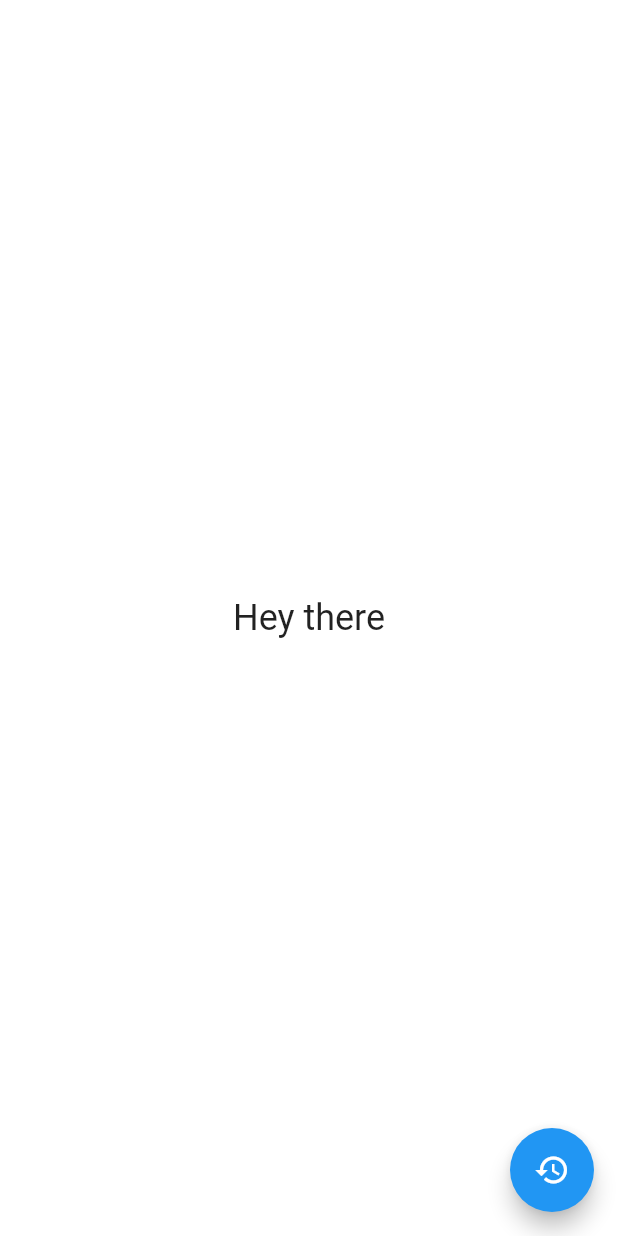
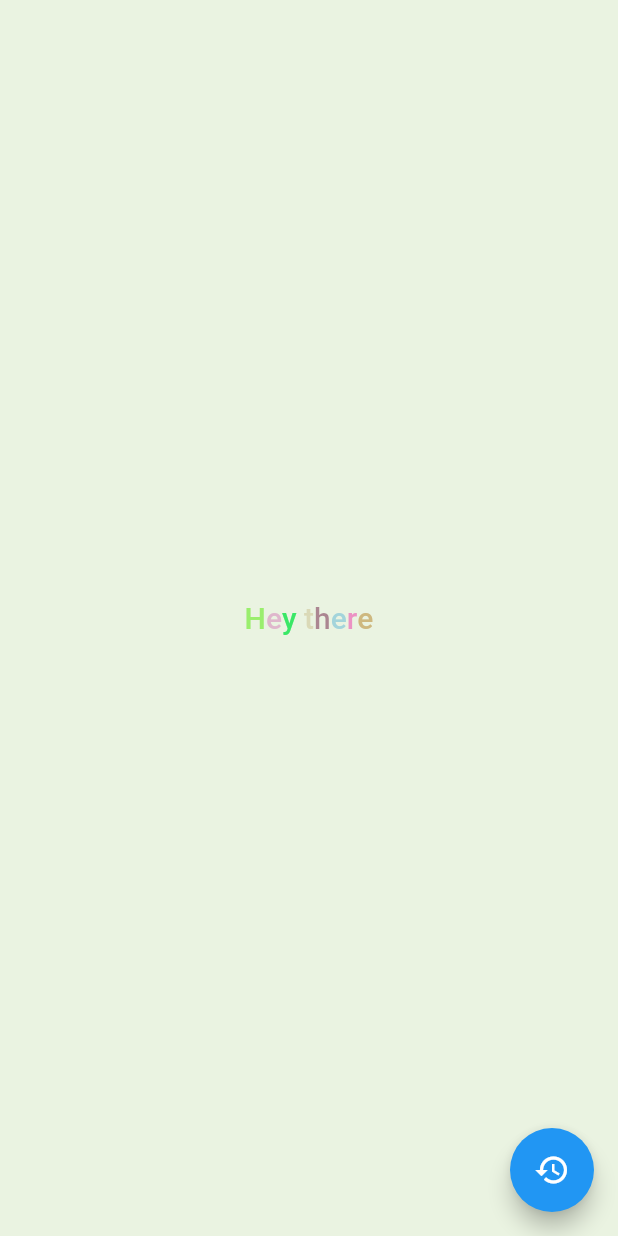
Before and after one commit to Mmaksymmt/hey-there-app, a Flutter app: the screen it shows after launch, on a phone screen of 412 x 824 dp. Run offline on Flutter 3.47's test engine with Material 2 defaults, Android fonts, the phone set to English and light mode, and no system bars; our stand-ins replace flutter_bloc.

Commit message:
Random colors for letters

```diff
--- a/lib/bloc/colors/ColorsState.dart
+++ /dev/null
@@ -1,8 +0,0 @@
-import 'package:flutter/material.dart';
-
-class ColorsState {
-  final List<Color> colorsHistory;
-  final Color color;
-
-  ColorsState(this.colorsHistory, this.color);
-}
--- a/lib/bloc/colors/ColorsBloc.dart
+++ b/lib/bloc/colors/colors_bloc.dart
@@ -1,18 +1,22 @@
 import 'package:flutter/material.dart';
 import 'package:flutter_bloc/flutter_bloc.dart';
-import 'package:hey_there_app/ColorGenerator.dart';
+import 'package:hey_there_app/color_generator.dart';
 
-import 'ColorsEvent.dart';
-import 'ColorsState.dart';
+import 'colors_event.dart';
+import 'colors_state.dart';
 
 class ColorsBloc extends Bloc<ColorsEvent, ColorsState> {
+  static const String TEXT = 'Hey there';
   static const int MAX_HISTORY_LENGTH = 30;
   static const Color DEFAULT_COLOR = Colors.white;
+  static const Color DEFAULT_TEXT_COLOR = Colors.black;
 
   final List<Color> _colorsHistory = [];
   Color _currentColor = DEFAULT_COLOR;
 
-  ColorsBloc() : super(ColorsState([], DEFAULT_COLOR));
+  ColorsBloc() : super(ColorsState('', [], DEFAULT_COLOR, [])) {
+    this.add(ChangedColorEvent());
+  }
 
   @override
   Stream<ColorsState> mapEventToState(ColorsEvent event) async* {
@@ -29,6 +33,11 @@ class ColorsBloc extends Bloc<ColorsEvent, ColorsState> {
       _colorsHistory.length = MAX_HISTORY_LENGTH;
     }
     _currentColor = ColorGenerator.generateRandomColor();
-    yield ColorsState(_colorsHistory, _currentColor);
+    yield ColorsState(TEXT, _colorsHistory, _currentColor, _generateColors());
+  }
+
+  List<Color> _generateColors() {
+    return List.generate(
+        TEXT.length, (index) => ColorGenerator.generateRandomColor());
   }
 }
--- /dev/null
+++ b/lib/bloc/colors/colors_state.dart
@@ -0,0 +1,10 @@
+import 'package:flutter/material.dart';
+
+class ColorsState {
+  final String text;
+  final List<Color> colorsHistory;
+  final Color color;
+  final List<Color> textColors;
+
+  ColorsState(this.text, this.colorsHistory, this.color, this.textColors);
+}
--- a/lib/main.dart
+++ b/lib/main.dart
@@ -1,8 +1,8 @@
 import 'package:flutter/material.dart';
 import 'package:flutter_bloc/flutter_bloc.dart';
-import 'package:hey_there_app/views/HistoryPage.dart';
-import 'package:hey_there_app/views/MainPage.dart';
-import 'package:hey_there_app/bloc/colors/ColorsBloc.dart';
+import 'package:hey_there_app/views/history_page.dart';
+import 'package:hey_there_app/views/main_page.dart';
+import 'package:hey_there_app/bloc/colors/colors_bloc.dart';
 
 void main() {
   runApp(MyApp());
--- a/lib/views/MainPage.dart
+++ /dev/null
@@ -1,55 +0,0 @@
-import 'package:flutter/material.dart';
-import 'package:flutter_bloc/flutter_bloc.dart';
-import 'package:hey_there_app/views/HistoryPage.dart';
-import 'package:hey_there_app/bloc/colors/ColorsBloc.dart';
-import 'package:hey_there_app/bloc/colors/ColorsEvent.dart';
-import 'package:hey_there_app/bloc/colors/ColorsState.dart';
-
-class MainPage extends StatefulWidget {
-  static const ROUTE_NAME = '/';
-
-  MainPage({Key? key}) : super(key: key);
-
-  @override
-  _MainPageState createState() => _MainPageState();
-}
-
-class _MainPageState extends State<MainPage> {
-  ColorsBloc get _colorsBloc => BlocProvider.of<ColorsBloc>(context);
-
-  @override
-  Widget build(BuildContext context) {
-    return Scaffold(
-      body: _buildBodyWidget(),
-      floatingActionButton: FloatingActionButton(
-        onPressed: _onFloatingActionButtonPressed,
-        tooltip: 'Show history',
-        child: const Icon(Icons.history),
-      ),
-    );
-  }
-
-  Widget _buildBodyWidget() {
-    return BlocBuilder<ColorsBloc, ColorsState>(
-      builder: (context, ColorsState state) {
-        return GestureDetector(
-            child: Container(
-              color: state.color,
-              child: Center(
-                  child: Center(
-                      child: Text('Hey there',
-                          style: Theme.of(context).textTheme.headline5))),
-            ),
-            onTap: _onAnywherePressed);
-      },
-    );
-  }
-
-  void _onAnywherePressed() {
-    _colorsBloc.add(ChangedColorEvent());
-  }
-
-  void _onFloatingActionButtonPressed() {
-    Navigator.of(context).pushNamed(HistoryPage.ROUTE_NAME);
-  }
-}
--- a/lib/views/HistoryPage.dart
+++ b/lib/views/history_page.dart
@@ -1,7 +1,7 @@
 import 'package:flutter/material.dart';
 import 'package:flutter_bloc/flutter_bloc.dart';
-import 'package:hey_there_app/bloc/colors/ColorsBloc.dart';
-import 'package:hey_there_app/bloc/colors/ColorsState.dart';
+import 'package:hey_there_app/bloc/colors/colors_bloc.dart';
+import 'package:hey_there_app/bloc/colors/colors_state.dart';
 
 class HistoryPage extends StatefulWidget {
   static const ROUTE_NAME = '/history';
--- /dev/null
+++ b/lib/views/main_page.dart
@@ -0,0 +1,72 @@
+import 'package:flutter/material.dart';
+import 'package:flutter_bloc/flutter_bloc.dart';
+import 'package:hey_there_app/views/history_page.dart';
+import 'package:hey_there_app/bloc/colors/colors_bloc.dart';
+import 'package:hey_there_app/bloc/colors/colors_event.dart';
+import 'package:hey_there_app/bloc/colors/colors_state.dart';
+
+class MainPage extends StatefulWidget {
+  static const ROUTE_NAME = '/';
+
+  MainPage({Key? key}) : super(key: key);
+
+  @override
+  _MainPageState createState() => _MainPageState();
+}
+
+class _MainPageState extends State<MainPage> {
+  ColorsBloc get _colorsBloc => BlocProvider.of<ColorsBloc>(context);
+
+  @override
+  Widget build(BuildContext context) {
+    return Scaffold(
+      body: _buildBodyWidget(),
+      floatingActionButton: FloatingActionButton(
+        onPressed: _onFloatingActionButtonPressed,
+        tooltip: 'Show history',
+        child: const Icon(Icons.history),
+      ),
+    );
+  }
+
+  Widget _buildBodyWidget() {
+    return BlocBuilder<ColorsBloc, ColorsState>(
+      builder: (context, ColorsState state) {
+        return GestureDetector(
+            child: Column(
+              mainAxisSize: MainAxisSize.max,
+              mainAxisAlignment: MainAxisAlignment.center,
+              children: [
+                Expanded(
+                  child: Container(
+                    color: state.color,
+                    child: Center(
+                        child: Row(
+                      mainAxisAlignment: MainAxisAlignment.center,
+                      children: List.generate(
+                          state.text.length,
+                          (index) => Text(
+                                state.text[index],
+                                style: Theme.of(context)
+                                    .textTheme
+                                    .headline6!
+                                    .copyWith(color: state.textColors[index]),
+                              )),
+                    )),
+                  ),
+                )
+              ],
+            ),
+            onTap: _onAnywherePressed);
+      },
+    );
+  }
+
+  void _onAnywherePressed() {
+    _colorsBloc.add(ChangedColorEvent());
+  }
+
+  void _onFloatingActionButtonPressed() {
+    Navigator.of(context).pushNamed(HistoryPage.ROUTE_NAME);
+  }
+}
```
Also changed, not shown: lib/bloc/colors/colors_event.dart (renamed from lib/bloc/colors/ColorsEvent.dart), lib/color_generator.dart (renamed from lib/ColorGenerator.dart), 1 other file.
